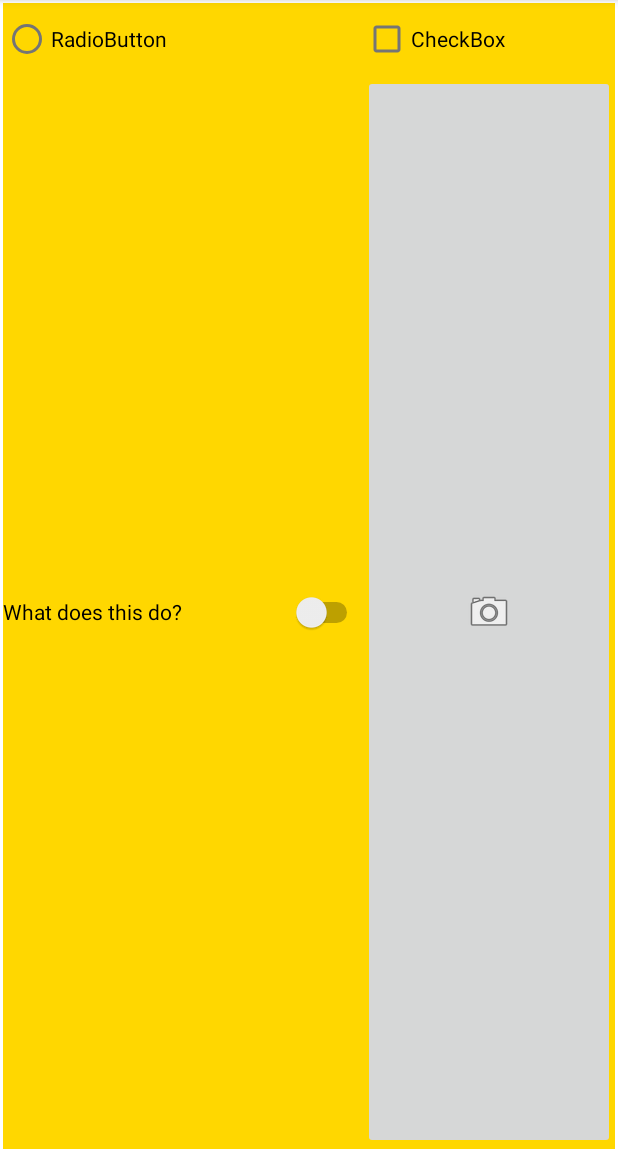
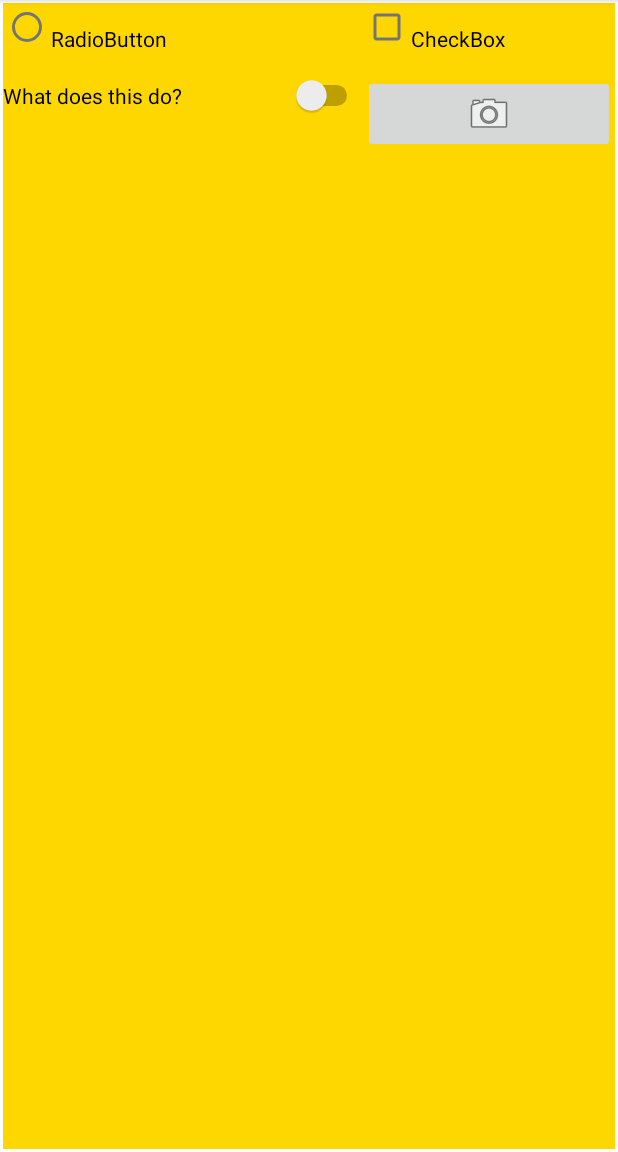
Before and after one commit to Jacob-Tsekrekos/CP470, an Android app: the ListItemsActivity screen opened directly, with no data from a screen before it, on a phone screen of 412 x 824 dp, the part 84-1236 px from its top. Run offline under Robolectric (Android 15) with nearby library versions, the light colour scheme and no system bars.

Commit message:
Assignment 2.2: finished all tasks, Fixed layout error

```diff
--- a/app/src/main/AndroidManifest.xml
+++ b/app/src/main/AndroidManifest.xml
@@ -1,6 +1,10 @@
 <?xml version="1.0" encoding="utf-8"?>
+<!--This app uses code from https://developer.android.com-->
 <manifest xmlns:android="http://schemas.android.com/apk/res/android"
     package="com.example.androidassignments">
+
+    <uses-feature android:name="android.hardware.camera"
+        android:required="true" />
 
     <application
         android:allowBackup="true"
--- a/app/src/main/java/com/example/androidassignments/ListItemsActivity.java
+++ b/app/src/main/java/com/example/androidassignments/ListItemsActivity.java
@@ -1,22 +1,93 @@
 package com.example.androidassignments;
+// Note to marker: I made it so the checkbox unchecks if cancel is
+//                 pressed, I hope that's ok
+import androidx.appcompat.app.AppCompatActivity;
 
-import androidx.appcompat.app.AppCompatActivity;
+import android.app.Activity;
+import android.app.AlertDialog;
+import android.content.ActivityNotFoundException;
+import android.content.DialogInterface;
+import android.content.Intent;
+import android.graphics.Bitmap;
 import android.os.Bundle;
+import android.provider.MediaStore;
 import android.util.Log;
+import android.view.View;
+import android.widget.Button;
+import android.widget.CheckBox;
+import android.widget.CompoundButton;
+import android.widget.ImageButton;
+import android.widget.Switch;
+import android.widget.Toast;
 
 public class ListItemsActivity extends AppCompatActivity {
 
     protected static final String ACTIVITY_NAME = "ListItemsActivity";
+    ImageButton imageButton;
+    Switch switch2;
+    CheckBox checkBox2;
     @Override
     protected void onCreate(Bundle savedInstanceState) {
         super.onCreate(savedInstanceState);
         setContentView(R.layout.activity_list_items);
+        Log.i(ACTIVITY_NAME, "In onCreate()");
+
+        imageButton = (ImageButton) findViewById(R.id.imageButton);
+        imageButton.setOnClickListener(v -> {
+            Intent takePictureIntent = new Intent(MediaStore.ACTION_IMAGE_CAPTURE);
+            try {
+                startActivityForResult(takePictureIntent, 1);
+
+            } catch (ActivityNotFoundException e) {
+                // display error state to the user
+                Toast.makeText(this, "Camera was not able to be accessed",
+                        Toast.LENGTH_SHORT).show();
+            }
+
+        });
+
+        switch2 = (Switch) findViewById(R.id.switch2);
+        switch2.setOnCheckedChangeListener((CompoundButton switchView, boolean isChecked) -> {
+            CharSequence text = (isChecked)?"Switch is On": "Switch is off";
+            int duration = (isChecked)? Toast.LENGTH_SHORT: Toast.LENGTH_LONG;
+
+            Toast.makeText(this, text, duration).show();
+        });
+
+        checkBox2 = (CheckBox) findViewById(R.id.checkBox2);
+        checkBox2.setOnCheckedChangeListener(((buttonView, isChecked) -> {
+            if (!isChecked)
+                return;
+            AlertDialog.Builder builder = new AlertDialog.Builder(ListItemsActivity.this);
+
+            // 2. Chain together various setter methods to set the dialog characteristics
+            builder.setMessage(R.string.dialog_message) //Add a dialog message to strings.xml
+
+                    .setTitle(R.string.dialog_title)
+                    .setPositiveButton(R.string.ok, new DialogInterface.OnClickListener() {
+                        public void onClick(DialogInterface dialog, int id) {
+                            // User clicked OK button
+                            Intent resultIntent = new Intent();
+                            resultIntent.putExtra("Response", "Here is my response");
+                            setResult(Activity.RESULT_OK, resultIntent);
+                            finish();
+                        }
+                    })
+                    .setNegativeButton(R.string.cancel, new DialogInterface.OnClickListener() {
+                        public void onClick(DialogInterface dialog, int id) {
+                            // User cancelled the dialog
+                            // todo: figure out wtf this code should be
+                            checkBox2.toggle();
+
+                        }
+                    })
+                    .show();
+        }));
     }
 
     @Override
     protected void onStart(){
         super.onStart();
-
         Log.i(ACTIVITY_NAME, "In onStart()");
     }
 
@@ -43,4 +114,12 @@ public class ListItemsActivity extends AppCompatActivity {
         super.onDestroy();
         Log.i(ACTIVITY_NAME, "In onDestroy()");
     }
+
+    @Override
+    protected void onActivityResult(int requestCode, int resultCode, Intent intent){
+        super.onActivityResult(requestCode, resultCode, intent);
+        Object data = intent.getExtras().get("data");
+        if (requestCode == 1 && data != null)
+            imageButton.setImageBitmap((Bitmap) data);
+    }
 }
--- a/app/src/main/res/layout/activity_list_items.xml
+++ b/app/src/main/res/layout/activity_list_items.xml
@@ -8,47 +8,42 @@
     android:layout_margin="2dp"
     android:background="@color/gold"
     android:columnCount="2"
-    android:rowCount="2">
+    android:rowCount="2"
+    android:layout_columnWeight="1"
+    android:layout_gravity="fill"
+    >
 
     <RadioButton
         android:id="@+id/radioButton"
-        android:layout_width="wrap_content"
-        android:layout_height="wrap_content"
         android:layout_column="0"
         android:layout_row="0"
         android:layout_columnWeight="1"
-        android:layout_gravity="fill"
+        android:gravity="fill"
         android:text="RadioButton" />
 
 
     <ImageButton
         android:id="@+id/imageButton"
-        android:layout_width="wrap_content"
-        android:layout_height="wrap_content"
         android:layout_column="1"
         android:layout_row="1"
         android:layout_columnWeight="1"
-        android:layout_gravity="fill"
+        android:gravity="fill"
         app:srcCompat="@android:drawable/ic_menu_camera" />
 
     <CheckBox
         android:id="@+id/checkBox2"
-        android:layout_width="wrap_content"
-        android:layout_height="wrap_content"
         android:layout_column="1"
         android:layout_row="0"
         android:layout_columnWeight="1"
-        android:layout_gravity="fill"
+        android:gravity="fill"
         android:text="CheckBox" />
 
     <Switch
         android:id="@+id/switch2"
-        android:layout_width="wrap_content"
-        android:layout_height="wrap_content"
         android:layout_column="0"
         android:layout_row="1"
         android:layout_columnWeight="1"
-        android:layout_gravity="fill"
+        android:gravity="fill"
         android:text="@string/What_do" />
 
 </GridLayout>
--- a/app/src/main/res/values/strings.xml
+++ b/app/src/main/res/values/strings.xml
@@ -6,4 +6,8 @@
     <string name="login_name">Username</string>
     <string name="password">Password</string>
     <string name="What_do">What does this do?</string>
+    <string name="ok">Ok</string>
+    <string name="dialog_message">Would you like to return to the main screen?</string>
+    <string name="cancel">Cancel</string>
+    <string name="dialog_title">Return to main</string>
 </resources>
```
Also changed, not shown: app/src/main/java/com/example/androidassignments/LoginActivity.java (+2 -5 lines), app/src/main/java/com/example/androidassignments/MainActivity.java (+29 -1 lines), 1 other file.
